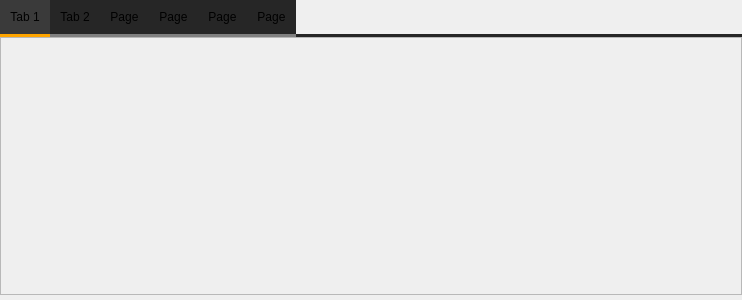
The window that LEO_sniffy/GUI/widgettab.ui (jirik09/Sniffy) describes before a commit, drawn with Qt 5.
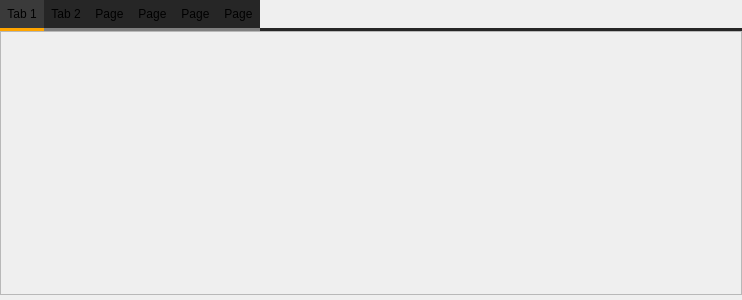
The same window after the commit.

Patch:
```diff
--- a/LEO_sniffy/GUI/widgettab.ui
+++ b/LEO_sniffy/GUI/widgettab.ui
@@ -33,7 +33,7 @@
 QTabBar::tab {
     background:rgb(38, 38, 38);
     border-bottom: 3px solid rgb(128, 128, 128); /* same as the pane color */
-    padding: 10px;
+    padding: 7px;
 }
 
 QTabBar::tab:selected, QTabBar::tab:hover {
@@ -97,7 +97,7 @@
             <x>0</x>
             <y>0</y>
             <width>740</width>
-            <height>254</height>
+            <height>263</height>
            </rect>
           </property>
           <layout class="QVBoxLayout" name="verticalLayout_1">
```
Left out of the diff: 10 changed lines with no effect on the pictures.
